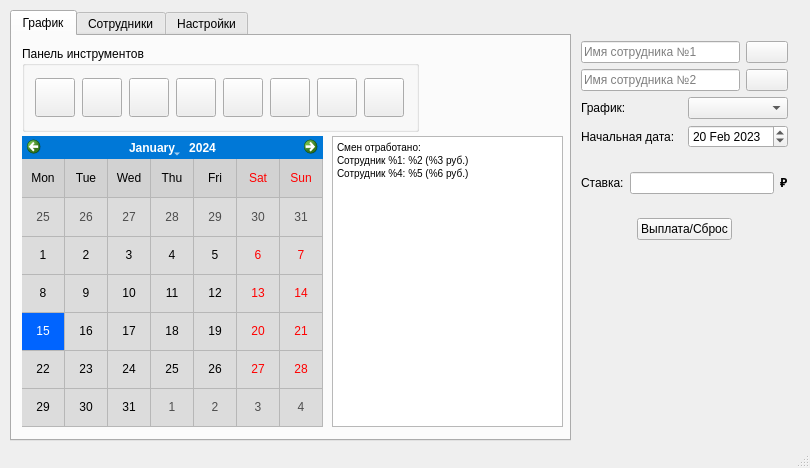
Before: the Qt Designer form mainwindow.ui in The-Zealot/WBScheduleManager, drawn with Qt 5.
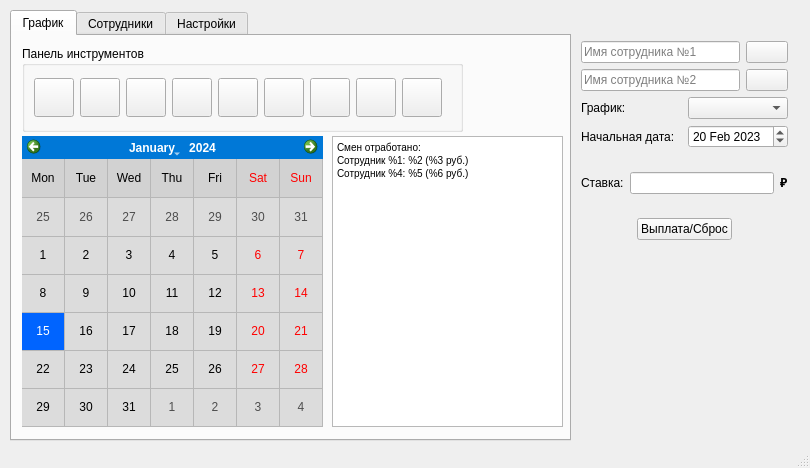
After: the same form once the commit is applied.

Commit message: Added new tool button

Diff of the .ui file:
```diff
--- a/mainwindow.ui
+++ b/mainwindow.ui
@@ -132,7 +132,7 @@
        <rect>
         <x>10</x>
         <y>10</y>
-        <width>397</width>
+        <width>441</width>
         <height>86</height>
        </rect>
       </property>
@@ -244,6 +244,19 @@
          </property>
         </widget>
        </item>
+       <item>
+        <widget class="QToolButton" name="toolButtonLoad">
+         <property name="text">
+          <string/>
+         </property>
+         <property name="iconSize">
+          <size>
+           <width>32</width>
+           <height>32</height>
+          </size>
+         </property>
+        </widget>
+       </item>
       </layout>
      </widget>
     </widget>
@@ -324,7 +337,7 @@
      </attribute>
     </widget>
    </widget>
-   <widget class="QWidget" name="">
+   <widget class="QWidget" name="layoutWidget">
     <property name="geometry">
      <rect>
       <x>581</x>
```
Left out of the diff: 4 changed lines with no effect on the pictures.
